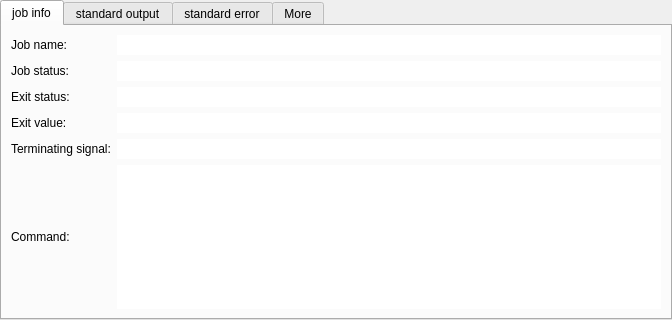
Above: python/soma_workflow/gui/JobInfo.ui from populse/soma-workflow before the change. Below: the same form after it.
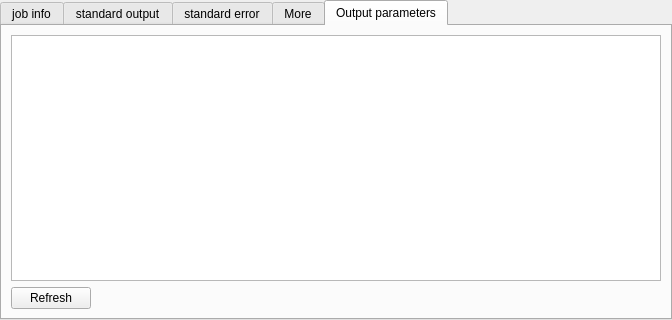
That is the form after the change. The open tabs and pages were chosen to show the change.

Commit message: preparing new GUI tab for job output parameters

Diff of the .ui file:
```diff
--- a/python/soma_workflow/gui/JobInfo.ui
+++ b/python/soma_workflow/gui/JobInfo.ui
@@ -393,6 +393,46 @@
     </item>
    </layout>
   </widget>
+  <widget class="QWidget" name="tab_output_params">
+   <attribute name="title">
+    <string>Output parameters</string>
+   </attribute>
+   <layout class="QVBoxLayout" name="verticalLayout_3">
+    <item>
+     <widget class="QTableView" name="output_params_contents"/>
+    </item>
+    <item>
+     <layout class="QHBoxLayout" name="horizontalLayout">
+      <item>
+       <widget class="QPushButton" name="output_params_refresh_button">
+        <property name="sizePolicy">
+         <sizepolicy hsizetype="Minimum" vsizetype="Fixed">
+          <horstretch>0</horstretch>
+          <verstretch>0</verstretch>
+         </sizepolicy>
+        </property>
+        <property name="text">
+         <string>Refresh</string>
+        </property>
+       </widget>
+      </item>
+      <item>
+       <spacer name="horizontalSpacer_3">
+        <property name="orientation">
+         <enum>Qt::Horizontal</enum>
+        </property>
+        <property name="sizeHint" stdset="0">
+         <size>
+          <width>40</width>
+          <height>20</height>
+         </size>
+        </property>
+       </spacer>
+      </item>
+     </layout>
+    </item>
+   </layout>
+  </widget>
  </widget>
  <resources/>
  <connections/>
```
Left out of the diff: 4 changed lines with no effect on the pictures. The commit also changes 1 other file.
